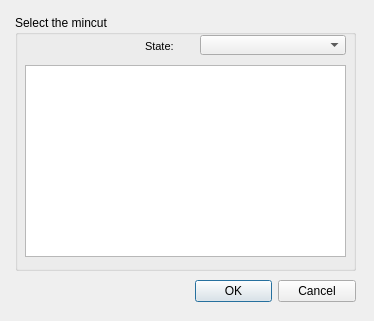
This is ui/mincut_edit.ui in Giswater/giswater_qgis_plugin as Qt 5 draws it before an edit. The edited form follows.
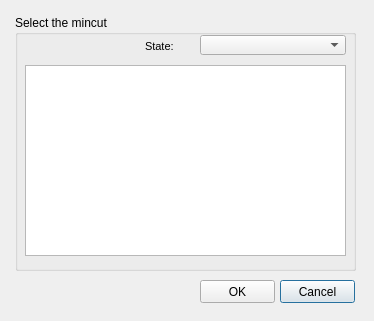
This is the edited form.

Commit message: #wip - form edit_mincut

```diff
--- a/ui/mincut_edit.ui
+++ b/ui/mincut_edit.ui
@@ -13,22 +13,6 @@
   <property name="windowTitle">
    <string>Dialog</string>
   </property>
-  <widget class="QDialogButtonBox" name="buttonBox">
-   <property name="geometry">
-    <rect>
-     <x>195</x>
-     <y>275</y>
-     <width>161</width>
-     <height>32</height>
-    </rect>
-   </property>
-   <property name="orientation">
-    <enum>Qt::Horizontal</enum>
-   </property>
-   <property name="standardButtons">
-    <set>QDialogButtonBox::Cancel|QDialogButtonBox::Ok</set>
-   </property>
-  </widget>
   <widget class="QGroupBox" name="groupBox">
    <property name="geometry">
     <rect>
@@ -41,16 +25,6 @@
    <property name="title">
     <string>Select the mincut</string>
    </property>
-   <widget class="QTableWidget" name="tableWidget">
-    <property name="geometry">
-     <rect>
-      <x>10</x>
-      <y>50</y>
-      <width>321</width>
-      <height>192</height>
-     </rect>
-    </property>
-   </widget>
    <widget class="QLabel" name="label_label_x_7">
     <property name="geometry">
      <rect>
@@ -97,6 +71,45 @@
      </rect>
     </property>
    </widget>
+   <widget class="QTableView" name="tbl_mincut_edit">
+    <property name="geometry">
+     <rect>
+      <x>10</x>
+      <y>50</y>
+      <width>321</width>
+      <height>191</height>
+     </rect>
+    </property>
+    <property name="sortingEnabled">
+     <bool>true</bool>
+    </property>
+   </widget>
+  </widget>
+  <widget class="QPushButton" name="btn_cancel">
+   <property name="geometry">
+    <rect>
+     <x>280</x>
+     <y>280</y>
+     <width>75</width>
+     <height>23</height>
+    </rect>
+   </property>
+   <property name="text">
+    <string>Cancel</string>
+   </property>
+  </widget>
+  <widget class="QPushButton" name="btn_accept">
+   <property name="geometry">
+    <rect>
+     <x>200</x>
+     <y>280</y>
+     <width>75</width>
+     <height>23</height>
+    </rect>
+   </property>
+   <property name="text">
+    <string>OK</string>
+   </property>
   </widget>
  </widget>
  <resources/>
```
Left out of the diff: 37 changed lines with no effect on the pictures. The commit also changes 4 other files.
